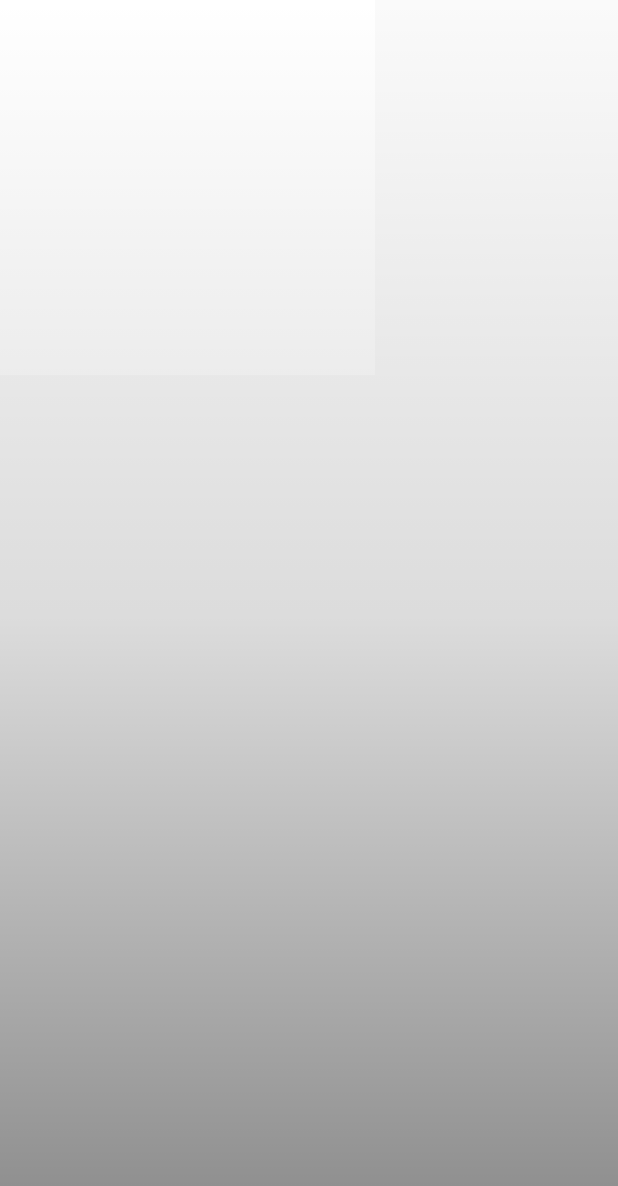
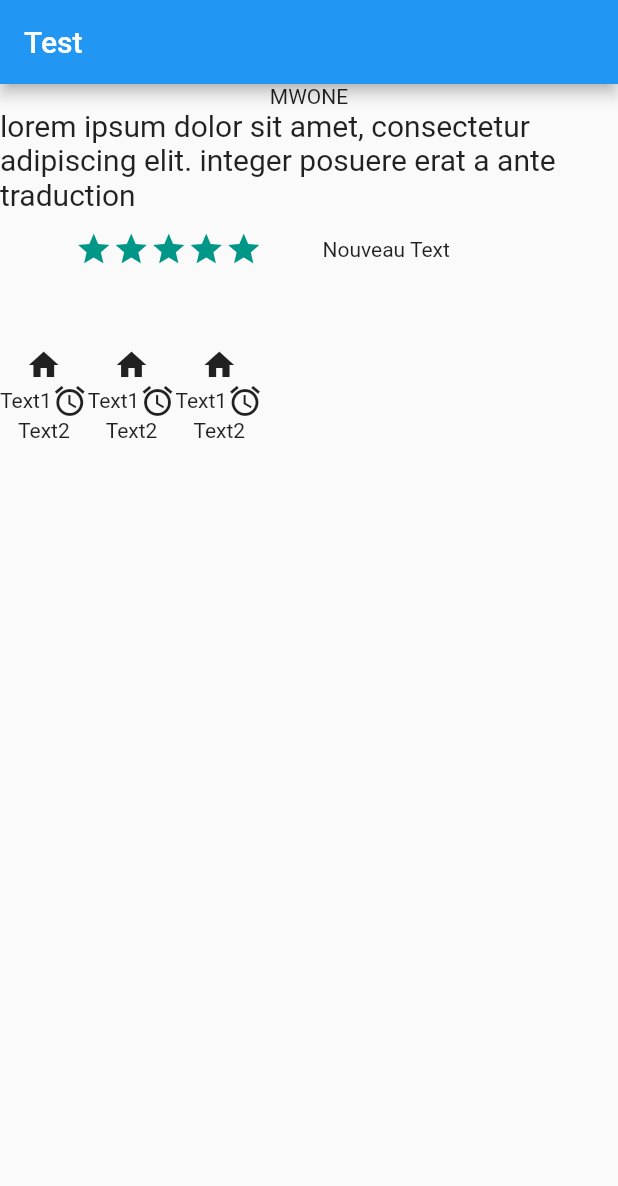
Before and after one commit to mamadou-wone/flutterRefont, a Flutter app: the screen it shows after launch, on a phone screen of 412 x 824 dp. Shown: the top 1186 px of the screen. Run offline on Flutter 3.47's test engine with Material 2 defaults, Android fonts, the phone set to English and light mode, and no system bars.

Commit message:
Days25 #100DaysOfCode part1

```diff
--- a/lib/homePage.dart
+++ b/lib/homePage.dart
@@ -8,30 +8,99 @@ class HomePage extends StatefulWidget {
 class _HomePageState extends State<HomePage> {
   @override
   Widget build(BuildContext context) {
-    return Center(
-      child: Stack(
+    return Scaffold(
+      appBar: AppBar(
+        title: Text('Test'),
+      ),
+      body: Center(
+        child: Column(
           children: <Widget>[
-          Container(
-            width: 250.0,
-            height: 250.0,
-            color: Colors.white,
+            Text('MWONE'),
+            Text(
+              'lorem ipsum dolor sit amet, consectetur adipiscing elit. integer posuere erat a ante traduction',
+              style: TextStyle(fontSize: 20.0),
             ),
-          Container(
-            padding: EdgeInsets.all(5.0),
-            alignment: Alignment.bottomCenter,
-            decoration: BoxDecoration(
-              gradient: LinearGradient(
-                begin: Alignment.topCenter,
-                end: Alignment.bottomCenter,
-                colors: <Color>[
-                  Colors.black.withAlpha(0),
-                  Colors.black12,
-                  Colors.black45
+            Row(
+              children: <Widget>[
+                Row(
+                  children: <Widget>[
+                    Padding(padding: EdgeInsets.all(25.0)),
+                    Icon(
+                      Icons.star,
+                      color: Colors.teal,
+                      size: 25.0,
+                    ),
+                    Icon(
+                      Icons.star,
+                      color: Colors.teal,
+                      size: 25.0,
+                    ),
+                    Icon(
+                      Icons.star,
+                      color: Colors.teal,
+                      size: 25.0,
+                    ),
+                    Icon(
+                      Icons.star,
+                      color: Colors.teal,
+                      size: 25.0,
+                    ),
+                    Icon(
+                      Icons.star,
+                      color: Colors.teal,
+                      size: 25.0,
+                    ),
                   ],
                 ),
+                Padding(padding: EdgeInsets.all(20.0)),
+                Text('Nouveau Text'),
+              ],
             ),
+            Row(
+              children: <Widget>[
+                Column(
+                  children: <Widget>[
+                    Padding(padding: EdgeInsets.all(20.0)),
+                    Icon(Icons.home),
+                    Row(
+                      children: <Widget>[
+                        Text('Text1'),
+                        Icon(Icons.access_alarm),
+                      ],
+                    ),
+                    Text('Text2'),
+                  ],
+                ),
+                Column(
+                  children: <Widget>[
+                    Padding(padding: EdgeInsets.all(20.0)),
+                    Icon(Icons.home),
+                    Row(
+                      children: <Widget>[
+                        Text('Text1'),
+                        Icon(Icons.access_alarm),
+                      ],
+                    ),
+                    Text('Text2'),
+                  ],
+                ),
+                Column(
+                  children: <Widget>[
+                    Padding(padding: EdgeInsets.all(20.0)),
+                    Icon(Icons.home),
+                    Row(
+                      children: <Widget>[
+                        Text('Text1'),
+                        Icon(Icons.access_alarm),
+                      ],
+                    ),
+                    Text('Text2'),
+                  ],
                 ),
               ],
+            ),
+          ],
+        ),
       ),
     );
   }
--- a/lib/main.dart
+++ b/lib/main.dart
@@ -8,9 +8,7 @@ class MyApp extends StatelessWidget {
   Widget build(BuildContext context) {
     return MaterialApp(
       debugShowCheckedModeBanner: false,
-      home: Scaffold(
-        body: HomePage(),
-      ),
+      home: HomePage(),
     );
   }
 }
```
Lines whose indentation alone changed are shown as unchanged.
